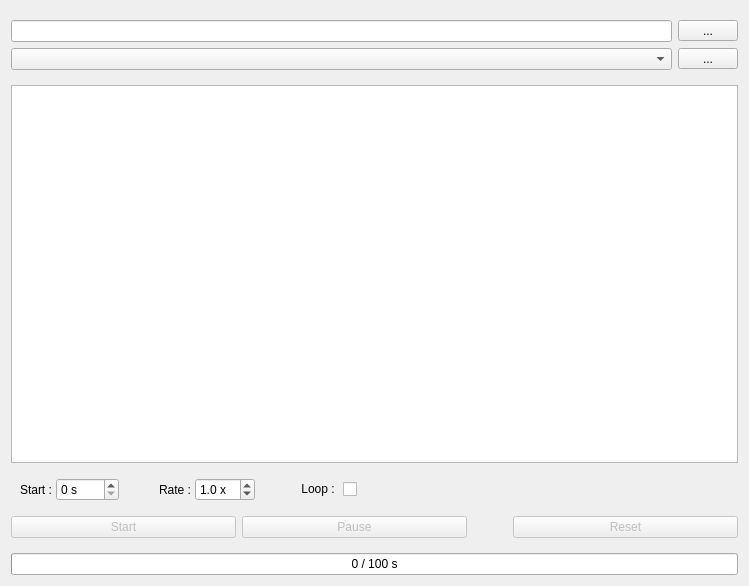
The window that ui/player.ui (yyamazaki933/rosbag_player) describes before a commit, drawn with Qt 5.
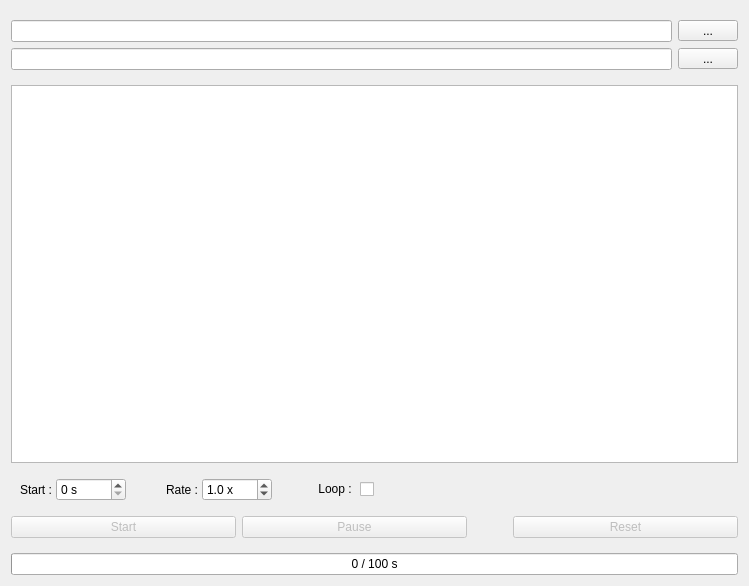
The same window after the commit.

```diff
--- a/ui/player.ui
+++ b/ui/player.ui
@@ -48,6 +48,18 @@
       </item>
       <item>
        <widget class="QSpinBox" name="sb_offset">
+        <property name="sizePolicy">
+         <sizepolicy hsizetype="Fixed" vsizetype="Fixed">
+          <horstretch>0</horstretch>
+          <verstretch>0</verstretch>
+         </sizepolicy>
+        </property>
+        <property name="minimumSize">
+         <size>
+          <width>70</width>
+          <height>0</height>
+         </size>
+        </property>
         <property name="suffix">
          <string> s</string>
         </property>
@@ -81,6 +93,18 @@
       </item>
       <item>
        <widget class="QDoubleSpinBox" name="sb_rate">
+        <property name="sizePolicy">
+         <sizepolicy hsizetype="Fixed" vsizetype="Fixed">
+          <horstretch>0</horstretch>
+          <verstretch>0</verstretch>
+         </sizepolicy>
+        </property>
+        <property name="minimumSize">
+         <size>
+          <width>70</width>
+          <height>0</height>
+         </size>
+        </property>
         <property name="suffix">
          <string> x</string>
         </property>
@@ -250,7 +274,17 @@
        </widget>
       </item>
       <item row="1" column="1">
-       <widget class="QComboBox" name="cb_path"/>
+       <widget class="QLineEdit" name="le_path">
+        <property name="sizePolicy">
+         <sizepolicy hsizetype="Preferred" vsizetype="Fixed">
+          <horstretch>0</horstretch>
+          <verstretch>0</verstretch>
+         </sizepolicy>
+        </property>
+        <property name="text">
+         <string/>
+        </property>
+       </widget>
       </item>
      </layout>
     </widget>
```
